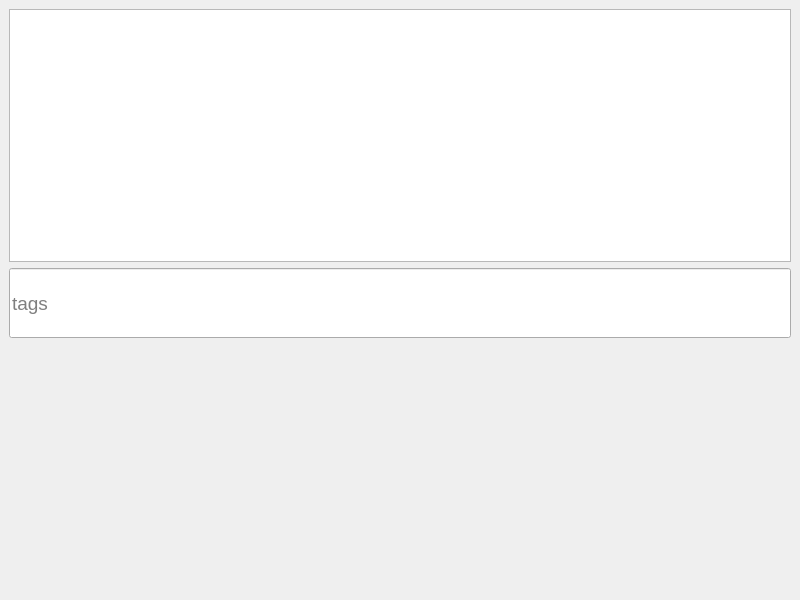
Old version of the form backend_version/ui/qt/mainwindow.ui in the repository agudpp/alias.
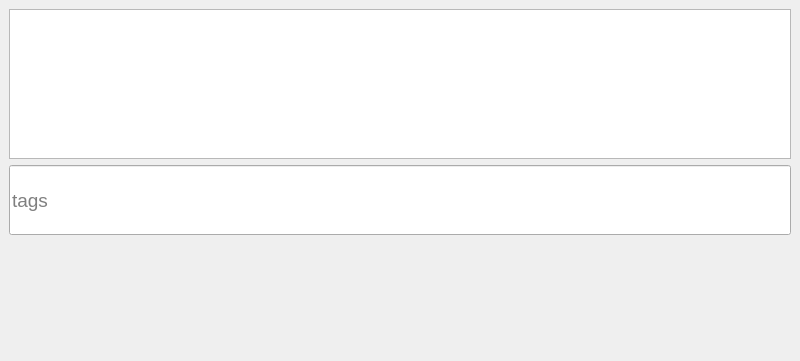
New version of the form.

Commit message: adding shared tags, some cache fixes and better ui, also Escape will close or unselect current items

The edit to the form file:
```diff
--- a/backend_version/ui/qt/mainwindow.ui
+++ b/backend_version/ui/qt/mainwindow.ui
@@ -7,7 +7,7 @@
     <x>0</x>
     <y>0</y>
     <width>800</width>
-    <height>600</height>
+    <height>361</height>
    </rect>
   </property>
   <property name="windowTitle">
@@ -20,6 +20,12 @@
       <property name="enabled">
        <bool>true</bool>
       </property>
+      <property name="maximumSize">
+       <size>
+        <width>16777215</width>
+        <height>150</height>
+       </size>
+      </property>
      </widget>
     </item>
     <item>
@@ -51,6 +57,9 @@
       <property name="orientation">
        <enum>Qt::Vertical</enum>
       </property>
+      <property name="sizeType">
+       <enum>QSizePolicy::MinimumExpanding</enum>
+      </property>
       <property name="sizeHint" stdset="0">
        <size>
         <width>20</width>
```
Left out of the diff: 5 changed lines with no effect on the pictures. The commit also changes 5 other files.
